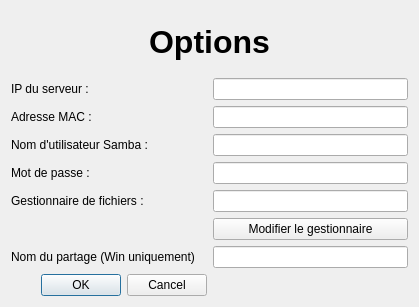
Qt form toolsdialog.ui (chindit/DadaNAS) before a commit.
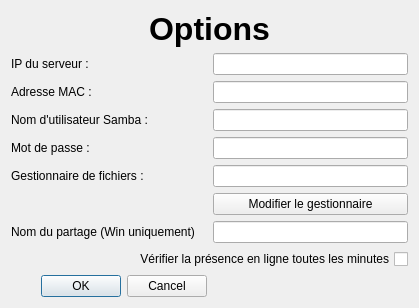
The same form after that commit. Icons and pictures are not drawn.

Patch:
```diff
--- a/toolsdialog.ui
+++ b/toolsdialog.ui
@@ -76,7 +76,7 @@
      </property>
     </widget>
    </item>
-   <item row="9" column="0">
+   <item row="11" column="0">
     <widget class="QDialogButtonBox" name="buttonBox">
      <property name="orientation">
       <enum>Qt::Horizontal</enum>
@@ -116,6 +116,16 @@
    <item row="8" column="1">
     <widget class="QLineEdit" name="lineEditPartage"/>
    </item>
+   <item row="9" column="0" colspan="2">
+    <widget class="QCheckBox" name="checkBoxAutoCheck">
+     <property name="layoutDirection">
+      <enum>Qt::RightToLeft</enum>
+     </property>
+     <property name="text">
+      <string>Vérifier la présence en ligne toutes les minutes</string>
+     </property>
+    </widget>
+   </item>
   </layout>
  </widget>
  <resources>
```
